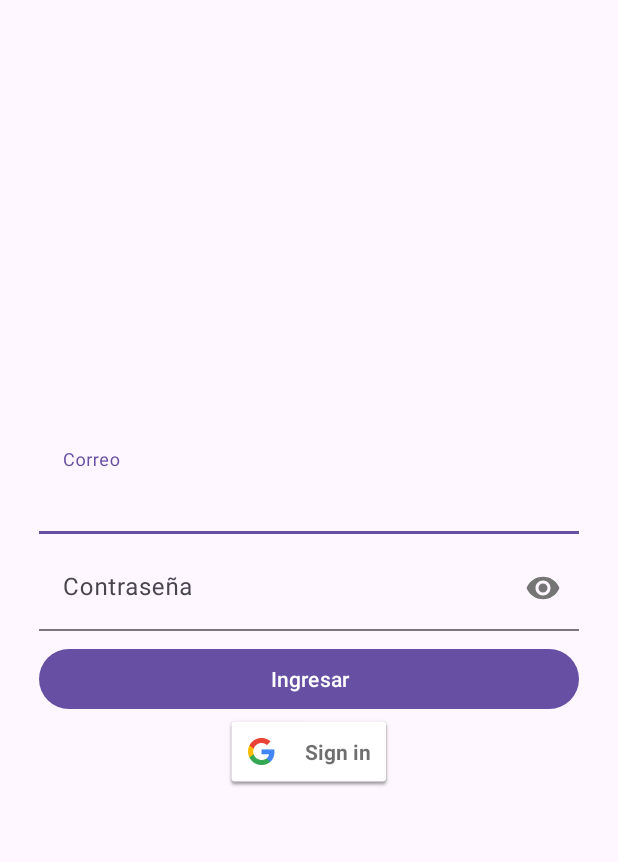
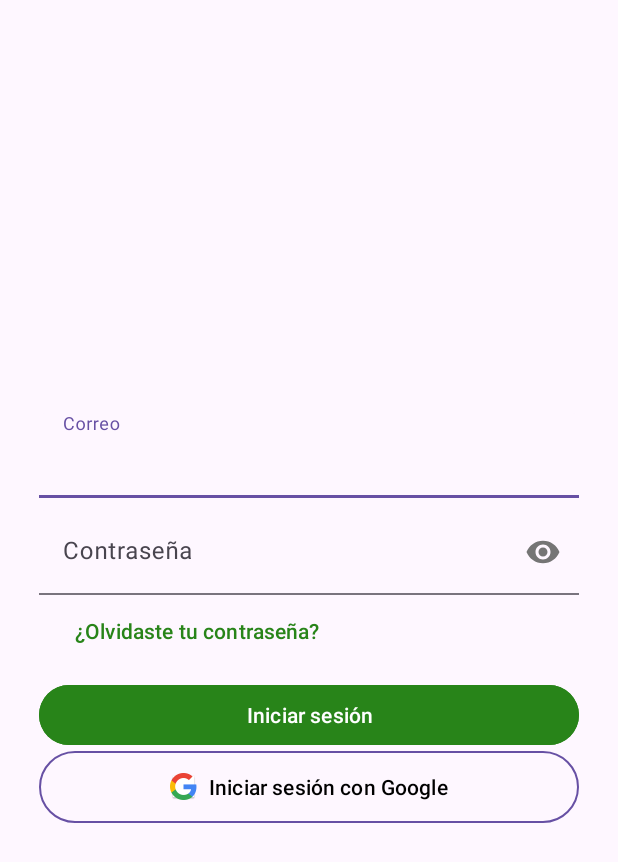
Before and after one commit to DeveloperAaron2/LearningStrenghtAaron, an Android app: the LoginActivity screen opened directly, with no data from a screen before it, on a phone screen of 412 x 824 dp. Shown: the top 862 px of the screen. Run offline under Robolectric (Android 15) with nearby library versions, the phone set to English and light mode, and no system bars; our stand-ins replace Firebase (no records; nobody signed in at launch, a user with empty details on screens opened directly).

Commit message:
Cambiados xml login y register

```diff
--- a/app/src/main/java/com/example/learningstrenghtaaron/login/LoginActivity.java
+++ b/app/src/main/java/com/example/learningstrenghtaaron/login/LoginActivity.java
@@ -1,10 +1,6 @@
 package com.example.learningstrenghtaaron.login;
 
 import static android.content.ContentValues.TAG;
-
-import androidx.annotation.NonNull;
-import androidx.annotation.Nullable;
-import androidx.appcompat.app.AppCompatActivity;
 
 import android.content.Context;
 import android.content.Intent;
@@ -15,17 +11,21 @@ import android.view.inputmethod.InputMethodManager;
 import android.widget.Button;
 import android.widget.Toast;
 
+import androidx.annotation.NonNull;
+import androidx.annotation.Nullable;
+import androidx.appcompat.app.AppCompatActivity;
+
 import com.example.learningstrenghtaaron.PantallaPrincipal;
 import com.example.learningstrenghtaaron.R;
 import com.google.android.gms.auth.api.signin.GoogleSignIn;
 import com.google.android.gms.auth.api.signin.GoogleSignInAccount;
 import com.google.android.gms.auth.api.signin.GoogleSignInClient;
 import com.google.android.gms.auth.api.signin.GoogleSignInOptions;
-import com.google.android.gms.common.SignInButton;
 import com.google.android.gms.common.api.ApiException;
 import com.google.android.gms.tasks.OnCompleteListener;
 import com.google.android.gms.tasks.OnFailureListener;
 import com.google.android.gms.tasks.Task;
+import com.google.android.material.button.MaterialButton;
 import com.google.android.material.textfield.TextInputEditText;
 import com.google.firebase.auth.AuthCredential;
 import com.google.firebase.auth.AuthResult;
@@ -39,7 +39,7 @@ public class LoginActivity extends AppCompatActivity {
     private static final int RC_SIGN_IN = 9001;
     private GoogleSignInClient mGoogleSignInClient;
     Button btnLogin;
-    SignInButton btnGoogle;
+    MaterialButton btnGoogle;
     TextInputEditText email, password;
 
     @Override
--- /dev/null
+++ b/app/src/main/res/drawable/boton_bordes_negros.xml
@@ -0,0 +1,11 @@
+<shape
+    xmlns:android="http://schemas.android.com/apk/res/android"
+    android:shape="rectangle" >
+    <corners
+        android:radius="300dp"/>
+    <solid
+        android:color="@android:color/transparent" />
+    <stroke
+        android:width="1dp"
+        android:color="@android:color/black"/>
+</shape>
--- a/app/src/main/res/layout-sw600dp/activity_perfil_usuario.xml
+++ b/app/src/main/res/layout-sw600dp/activity_perfil_usuario.xml
@@ -1,5 +1,6 @@
 <?xml version="1.0" encoding="utf-8"?>
-<androidx.coordinatorlayout.widget.CoordinatorLayout xmlns:android="http://schemas.android.com/apk/res/android"
+<androidx.coordinatorlayout.widget.CoordinatorLayout
+    xmlns:android="http://schemas.android.com/apk/res/android"
     xmlns:app="http://schemas.android.com/apk/res-auto"
     xmlns:tools="http://schemas.android.com/tools"
     android:layout_width="match_parent"
--- a/app/src/main/res/layout/activity_login.xml
+++ b/app/src/main/res/layout/activity_login.xml
@@ -36,7 +36,6 @@
         <com.google.android.material.textfield.TextInputLayout
             android:layout_width="match_parent"
             android:layout_height="wrap_content"
-            android:layout_marginBottom="8dp"
             android:hint="Contraseña"
             app:boxBackgroundMode="filled"
             app:passwordToggleEnabled="true"
@@ -51,15 +50,34 @@
         </com.google.android.material.textfield.TextInputLayout>
 
         <Button
+            android:id="@+id/btnResetPasswordLogin"
+            android:layout_width="wrap_content"
+            android:layout_height="wrap_content"
+            android:layout_marginBottom="8dp"
+            android:backgroundTint="@color/transparent"
+            android:text="¿Olvidaste tu contraseña?"
+            android:textColor="#288419" />
+
+        <Button
             android:id="@+id/btnIngresarLogin"
             android:layout_width="match_parent"
             android:layout_height="wrap_content"
-            android:text="Ingresar" />
+            android:text="Iniciar sesión"
+            android:backgroundTint="#288419"/>
 
-        <com.google.android.gms.common.SignInButton
+        <com.google.android.material.button.MaterialButton
             android:id="@+id/btnGoogleLogin"
-            android:layout_width="wrap_content"
+            android:layout_width="match_parent"
             android:layout_height="wrap_content"
-            android:layout_gravity="center" />
+            android:layout_gravity="center"
+            android:text="Iniciar sesión con Google"
+            android:textColor="#000000"
+            app:icon="@drawable/common_google_signin_btn_icon_light_normal"
+            app:iconGravity="textStart"
+            app:iconTintMode="multiply"
+            android:background="@drawable/boton_bordes_negros">
+
+        </com.google.android.material.button.MaterialButton>
+
     </LinearLayout>
 </androidx.constraintlayout.widget.ConstraintLayout>
--- a/app/src/main/res/layout/activity_main.xml
+++ b/app/src/main/res/layout/activity_main.xml
@@ -51,7 +51,7 @@
                     android:layout_height="match_parent"
                     android:layout_marginLeft="5dp"
                     android:layout_weight="1"
-                    android:backgroundTint="#00FFFFFF"
+                    android:backgroundTint="@color/transparent"
                     android:text="Inicia sesion"
                     android:textAlignment="viewStart"
                     android:textAppearance="@style/TextAppearance.AppCompat.Large"
```
Also changed, not shown: app/src/main/res/layout/activity_register.xml (+25 -0 lines).
